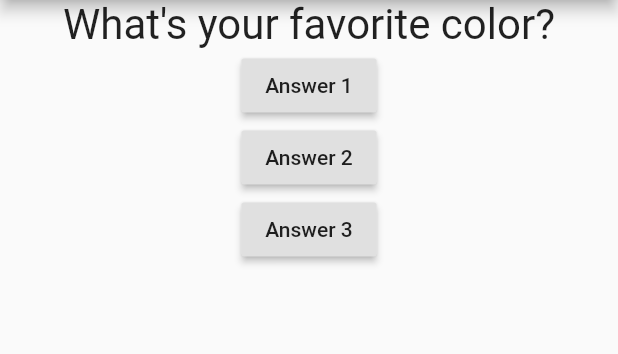
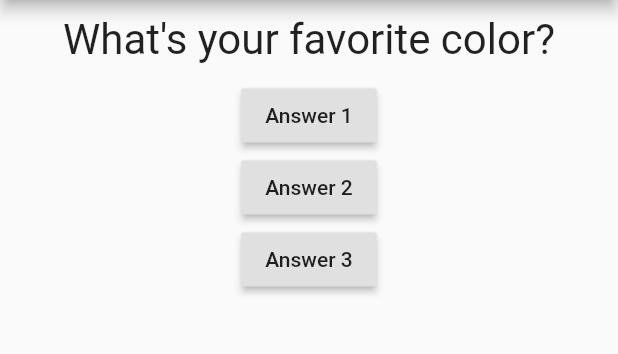
Before and after one commit to KimMontenegro/Learning-Flutter, a Flutter app: the screen it shows after launch, on a phone screen of 412 x 824 dp, the part 84-438 px from its top. Run offline on Flutter 3.47's test engine with Material 2 defaults, Android fonts, the phone set to English and light mode, and no system bars.

Commit message:
Added margin

```diff
--- a/lib/question.dart
+++ b/lib/question.dart
@@ -13,14 +13,15 @@ class Question extends StatelessWidget {
     //wrap another widget(Text) called Container
     //Container takes a child name argument
     return Container(
-
       ///infinity - will set and adjust based on the
       ///full width of the device
       width: double.infinity,
+      margin: EdgeInsets.all(10),
       child: Text(
         questionText,
         style: TextStyle(fontSize: 28),
         textAlign: TextAlign.center,
-        ));
+      ),
+    );
   }
 }
```
Lines whose indentation alone changed are shown as unchanged.
